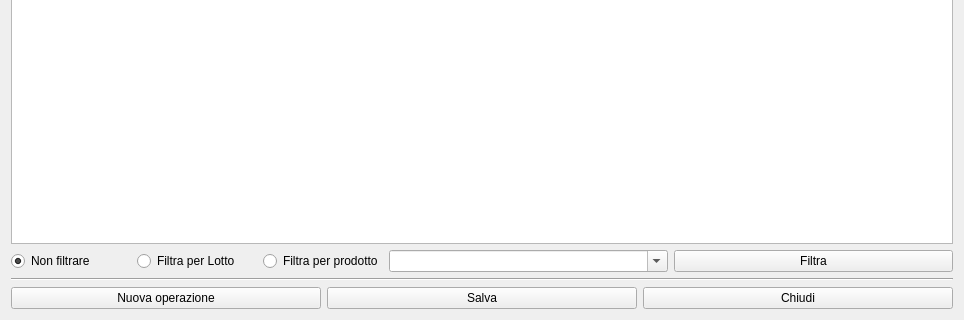
fblabs/hamlet-mod-sancon, file hwarehouse.ui: the form before one commit; both pictures show x 0 to 964 and y 421 to 741 of the 964 by 741 pixel window.
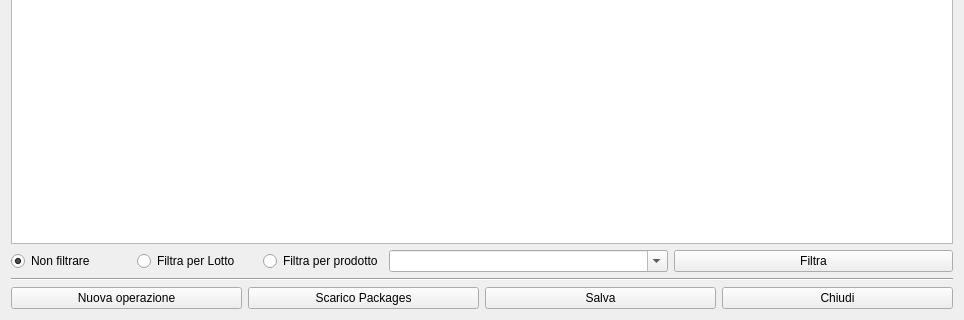
The form after the commit. Icons and pictures are not drawn.

Commit message: 1.5.5.4 added scarico packages, various fixes

What changed in the file:
```diff
--- a/hwarehouse.ui
+++ b/hwarehouse.ui
@@ -172,6 +172,23 @@
        </property>
       </widget>
      </item>
+     <item>
+      <widget class="QPushButton" name="pushButton_5">
+       <property name="text">
+        <string>Scarico Packages</string>
+       </property>
+       <property name="icon">
+        <iconset resource="icons.qrc">
+         <normaloff>:/Resources/App-ark-2-icon.png</normaloff>:/Resources/App-ark-2-icon.png</iconset>
+       </property>
+       <property name="iconSize">
+        <size>
+         <width>32</width>
+         <height>32</height>
+        </size>
+       </property>
+      </widget>
+     </item>
      <item>
       <widget class="QPushButton" name="pushButton_3">
        <property name="text">
```
Left out of the diff: 12 changed lines with no effect on the pictures. The commit also changes 71 other files.
